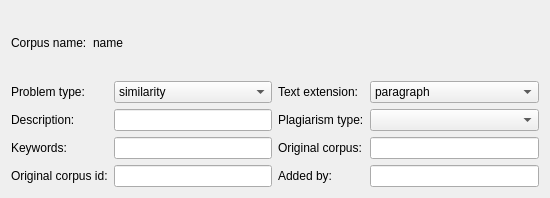
Above: ui/forms/add_case_wizard_general.ui from sorice/QtNLP-Linguist before the change. Below: the same form after it.
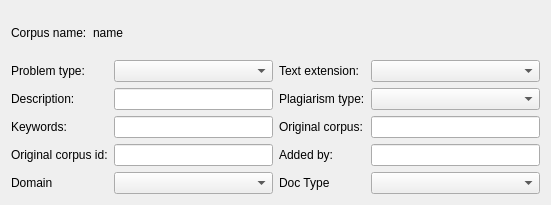
That is the form after the change.

Commit message: QtMainView-v0.8.2-alpha. Adicionados los campos "Text Domain" y "Document Type" al ui, al Manager, al TNLP_Add_Case.py, sus valores al TNLP_Enums_Helper.py. Y agregado un caso exitoso con estos campos.

Diff of the .ui file:
```diff
--- a/ui/forms/add_case_wizard_general.ui
+++ b/ui/forms/add_case_wizard_general.ui
@@ -6,8 +6,8 @@
    <rect>
     <x>0</x>
     <y>0</y>
-    <width>550</width>
-    <height>198</height>
+    <width>551</width>
+    <height>205</height>
    </rect>
   </property>
   <property name="windowTitle">
@@ -46,11 +46,11 @@
     </layout>
    </item>
    <item row="1" column="0">
-    <layout class="QHBoxLayout" name="horizontalLayout">
+    <layout class="QHBoxLayout" name="horizontalLayout_2">
      <item>
-      <layout class="QHBoxLayout" name="horizontalLayout_8">
+      <layout class="QHBoxLayout" name="horizontalLayout">
        <item>
-        <layout class="QVBoxLayout" name="verticalLayout_9">
+        <layout class="QVBoxLayout" name="verticalLayout">
          <item>
           <widget class="QLabel" name="label_17">
            <property name="text">
@@ -79,22 +79,22 @@
            </property>
           </widget>
          </item>
+         <item>
+          <widget class="QLabel" name="label_27">
+           <property name="text">
+            <string>Domain</string>
+           </property>
+          </widget>
+         </item>
         </layout>
        </item>
        <item>
-        <layout class="QVBoxLayout" name="verticalLayout_10">
+        <layout class="QVBoxLayout" name="verticalLayout_2">
          <item>
           <widget class="QComboBox" name="cb_problem_type">
-           <item>
-            <property name="text">
-             <string>similarity</string>
-            </property>
-           </item>
-           <item>
-            <property name="text">
-             <string>translation</string>
-            </property>
-           </item>
+           <property name="toolTip">
+            <string>Tipo de problema NLP o grupo de casos en el XML.</string>
+           </property>
           </widget>
          </item>
          <item>
@@ -104,7 +104,18 @@
           <widget class="QLineEdit" name="le_summary"/>
          </item>
          <item>
-          <widget class="QLineEdit" name="le_original_corpus_id"/>
+          <widget class="QLineEdit" name="le_original_corpus_id">
+           <property name="toolTip">
+            <string>Escriba solo digitos.</string>
+           </property>
+          </widget>
+         </item>
+         <item>
+          <widget class="QComboBox" name="cb_domain">
+           <property name="toolTip">
+            <string>Area del conocimiento al que pertenece el text susp.</string>
+           </property>
+          </widget>
          </item>
         </layout>
        </item>
@@ -142,17 +153,22 @@
            </property>
           </widget>
          </item>
+         <item>
+          <widget class="QLabel" name="label_28">
+           <property name="text">
+            <string>Doc Type</string>
+           </property>
+          </widget>
+         </item>
         </layout>
        </item>
        <item>
         <layout class="QVBoxLayout" name="verticalLayout_12">
          <item>
           <widget class="QComboBox" name="cb_text_extension">
-           <item>
-            <property name="text">
-             <string>paragraph</string>
-            </property>
-           </item>
+           <property name="toolTip">
+            <string>Longitud de los textos del caso: fragmentos, oraciones u otros.</string>
+           </property>
           </widget>
          </item>
          <item>
@@ -162,7 +178,18 @@
           <widget class="QLineEdit" name="le_original_corpus"/>
          </item>
          <item>
-          <widget class="QLineEdit" name="le_generator_name"/>
+          <widget class="QLineEdit" name="le_generator_name">
+           <property name="toolTip">
+            <string>Nombre de la persona o algoritmo que creo el caso.</string>
+           </property>
+          </widget>
+         </item>
+         <item>
+          <widget class="QComboBox" name="cb_document_type">
+           <property name="toolTip">
+            <string>Tipo de documento.</string>
+           </property>
+          </widget>
          </item>
         </layout>
        </item>
```
Left out of the diff: 24 changed lines with no effect on the pictures. The commit also changes 5 other files.
